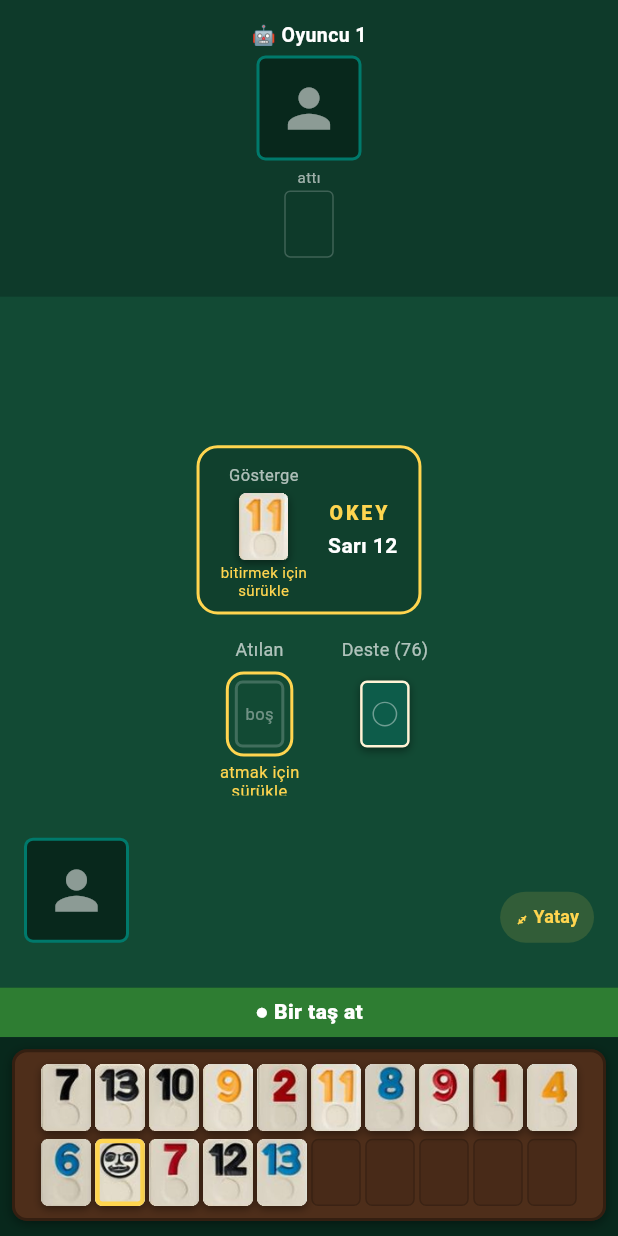
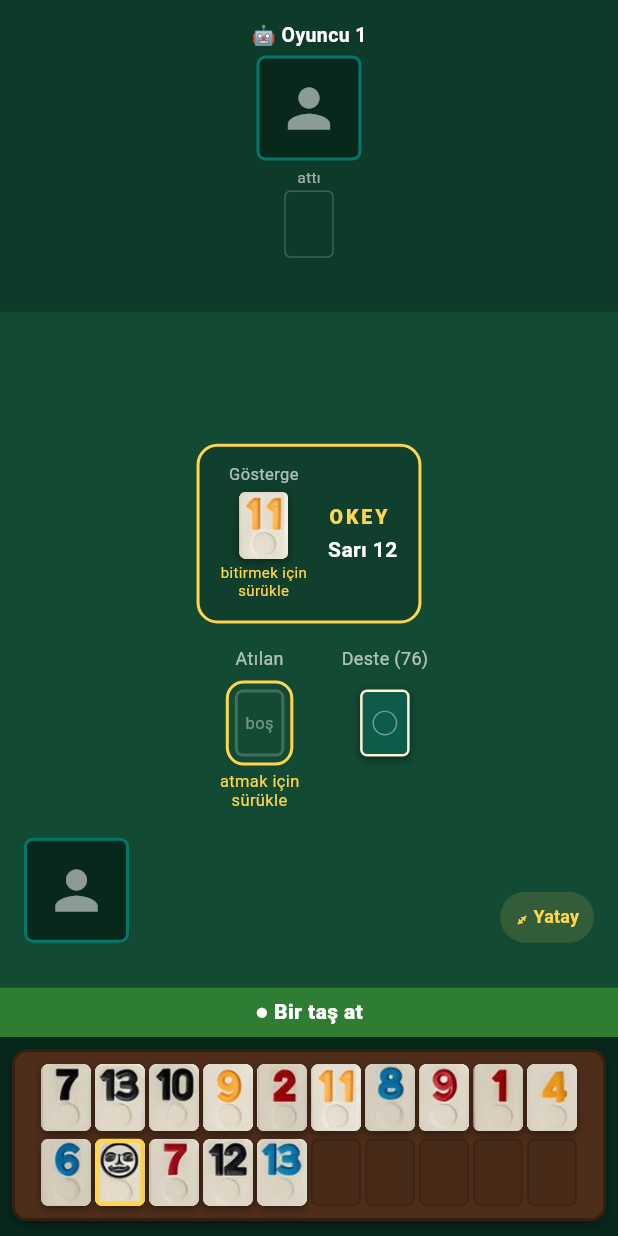
Before and after one commit to lutfuerkul/uno_online, a Flutter app: the OkeyBotScreen screen opened directly, after a tap on an icon or button, on a phone screen of 412 x 824 dp. Run offline on Flutter 3.47's test engine with Material 3 defaults, Android fonts, the phone set to English and light mode, and no system bars; our stand-ins replace cloud_firestore, firebase_core, image_picker, package_info_plus, shared_preferences; accounts and stored records are empty; network calls fail.

Commit message:
Okey: ipucu kutularini kesilmeyecek sekilde buyut, Deste'yi Gosterge ile hizala
- Dikeyde "atmak icin/sürükle" ve "cekmek icin/sürükle" (_pileColumn,
  hem dikey Atilan+Deste hem yatay Deste) iki satirlik metni artik
  kesmiyor: rezerve yukseklik 22 -> 27 (2 satir + fontSize 11 icin
  yetersizdi, alt satir gorunmuyordu).
- Gosterge'nin ("bitirmek icin sürükle") ipucu alani da ayni sekilde
  buyutuldu ve Deste ile AYNI yapiya (gap 4 + kutu 27) getirildi -
  boylece ikisi bottom-sabitli konumlandirmada tam ayni hizada duruyor
  (Deste artik Gosterge ile hizali).
- Dikeyde Oyuncu 1/2/3'un "almak icin sürükle" ipucu da iki satira
  bolundu (12 -> 22px), tek satirda komsu oyuncu kutularini itip
  kaydiriyordu.

```diff
--- a/lib/okey/widgets/okey_board_view.dart
+++ b/lib/okey/widgets/okey_board_view.dart
@@ -263,12 +263,17 @@ class _OkeyBoardViewState extends State<OkeyBoardView> {
               child: visual,
             );
           }),
+          // İki satır, sabit yükseklik — tek satırda taş genişliğinden çok
+          // daha genişti ve komşu oyuncu kutularını itip kaydırıyordu.
           SizedBox(
-            height: 12,
+            height: 22,
             child: canTakeHere
-                ? const Text('almak için sürükle',
-                    style:
-                        TextStyle(color: OkeyColors.okeyGlow, fontSize: 9))
+                ? const Text(
+                    'almak için\nsürükle',
+                    textAlign: TextAlign.center,
+                    style: TextStyle(
+                        color: OkeyColors.okeyGlow, fontSize: 9, height: 1.15),
+                  )
                 : null,
           ),
         ],
@@ -877,20 +882,20 @@ class _OkeyBoardViewState extends State<OkeyBoardView> {
               // değişmesin diye (aksi halde bunu saran FittedBox sürekli
               // yeniden ölçeklenip ekranı zıplatıyordu). İki satır — tek
               // satırda taş genişliğinden çok daha geniş olup aynı sorunu
-              // genişlik üzerinden yaratıyordu.
+              // genişlik üzerinden yaratıyordu. Gap(4)+kutu(27) tam
+              // _pileColumn'daki (Deste) ile aynı — böylece ikisi tam aynı
+              // hizada duruyor (bkz. _pileColumn).
+              const SizedBox(height: 4),
               SizedBox(
-                height: 24,
+                height: 27,
                 child: canDiscard
-                    ? const Padding(
-                        padding: EdgeInsets.only(top: 3),
-                        child: Text(
+                    ? const Text(
                         'bitirmek için\nsürükle',
                         textAlign: TextAlign.center,
                         style: TextStyle(
                             color: OkeyColors.okeyGlow,
                             fontSize: 10,
                             height: 1.15),
-                        ),
                       )
                     : null,
               ),
@@ -950,11 +955,14 @@ class _OkeyBoardViewState extends State<OkeyBoardView> {
           ),
         ),
         const SizedBox(height: 4),
-        // İki satır (sabit yükseklik) — tek satırda taş genişliğinden çok
-        // daha geniş olup Column'u şişiriyor, bu da FittedBox'ı yeniden
-        // ölçeklendirip komşu içeriği kaydırıyordu.
+        // İki satır (sabit yükseklik, iki satırı kesmeyecek kadar geniş) —
+        // tek satırda taş genişliğinden çok daha geniş olup Column'u
+        // şişiriyor, bu da FittedBox'ı yeniden ölçeklendirip komşu içeriği
+        // kaydırıyordu. Yükseklik her zaman aynı (görünür/gizli fark
+        // etmeksizin) — Gösterge'nin ipucu alanıyla da aynı boyut, ikisi
+        // aynı hizada dursun diye (bkz. _indicatorCard).
         SizedBox(
-          height: 22,
+          height: 27,
           child: hint != null
               ? Text(hint,
                   textAlign: TextAlign.center,
```
Lines whose indentation alone changed are shown as unchanged.
